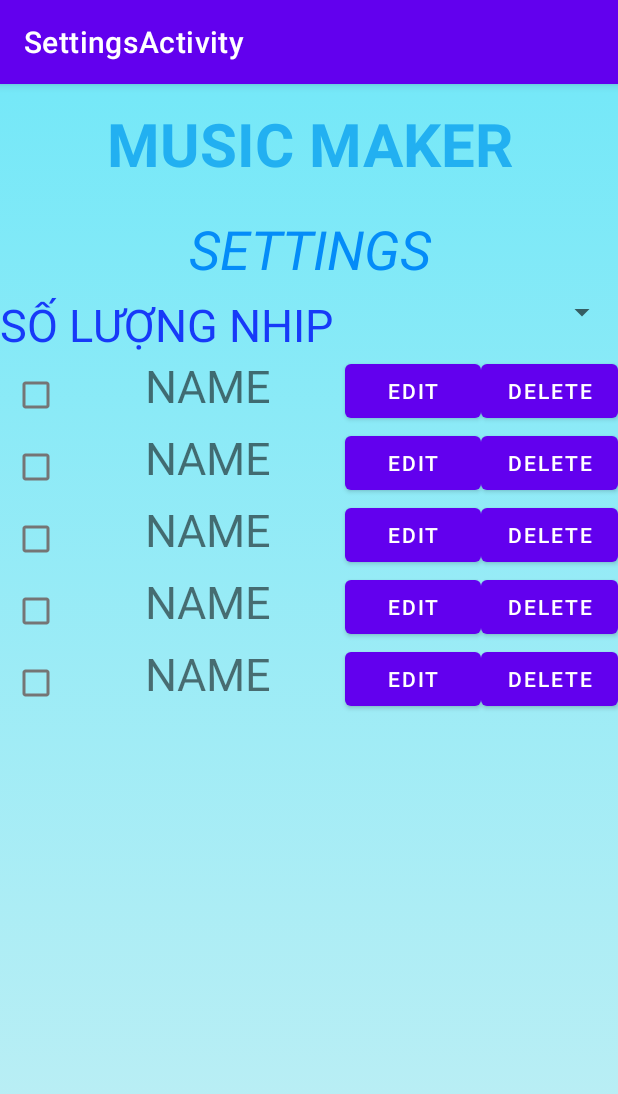
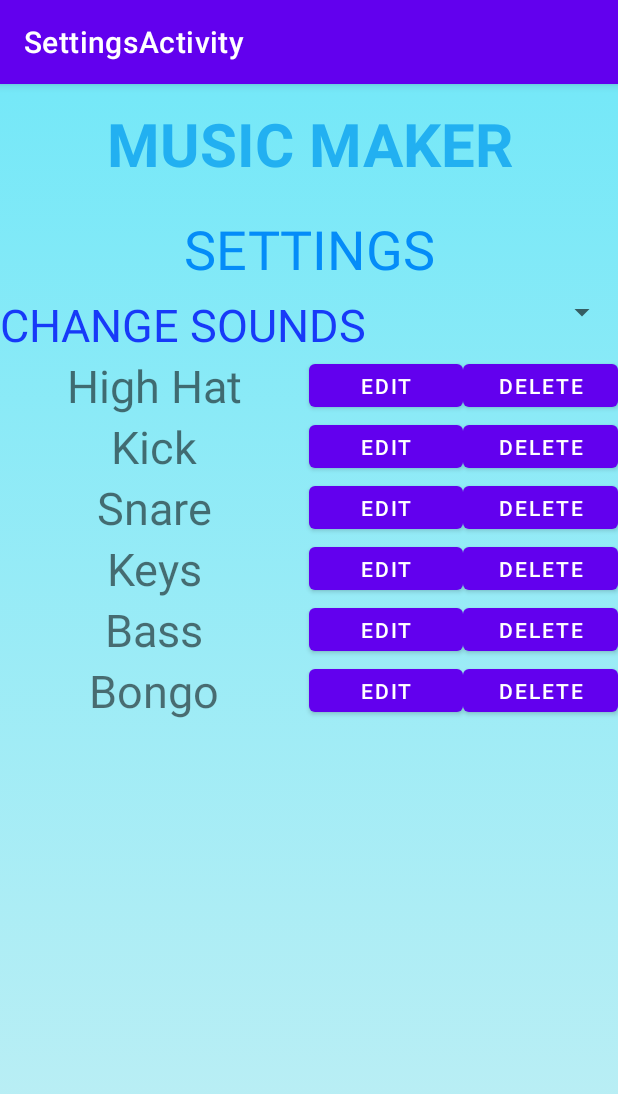
Before and after one commit to MinhNguyenLe/DrumMobieApp, an Android app: the SettingsActivity screen opened directly, with no data from a screen before it, on a phone screen of 412 x 824 dp. Shown: the top 1094 px of the screen. Run offline under Robolectric (Android 15) with nearby library versions, the phone set to English and light mode, and no system bars; our stand-ins replace androidx.preference.

Commit message:
Change: Settings

```diff
--- a/app/src/main/res/layout/settings_activity.xml
+++ b/app/src/main/res/layout/settings_activity.xml
@@ -19,7 +19,6 @@
         android:textSize="40dp" />
 
     <TextView
-        android:textStyle="italic"
         android:id="@+id/tv_setting"
         app:layout_constraintTop_toBottomOf="@id/tv_head_setting"
         app:layout_constraintLeft_toLeftOf="parent"
@@ -46,7 +45,7 @@
         android:layout_height="wrap_content"
         android:layout_width="0dp"
         android:textSize="30dp"
-        android:text="SỐ LƯỢNG NHIP"
+        android:text="CHANGE SOUNDS"
         android:layout_weight="2"/>
 
         <Spinner
@@ -66,17 +65,12 @@
     android:layout_width="match_parent"
     android:weightSum="4">
 
-    <CheckBox
-        android:layout_height="wrap_content"
-        android:layout_width="wrap_content"
-        android:layout_weight="0" />
-
-    <TextView
+        <TextView
         android:layout_height="wrap_content"
         android:layout_width="0dp"
         android:textSize="30dp"
         android:gravity="center"
-        android:text="NAME"
+        android:text="High Hat"
         android:layout_weight="2"/>
 
     <Button
@@ -100,17 +94,12 @@
         android:layout_width="match_parent"
         android:weightSum="4">
 
-        <CheckBox
-            android:layout_height="wrap_content"
-            android:layout_width="wrap_content"
-            android:layout_weight="0"/>
-
         <TextView
             android:layout_height="wrap_content"
             android:layout_width="0dp"
             android:textSize="30dp"
             android:gravity="center"
-            android:text="NAME"
+            android:text="Kick"
             android:layout_weight="2"/>
 
         <Button
@@ -134,17 +123,12 @@
         android:layout_width="match_parent"
         android:weightSum="4">
 
-        <CheckBox
-            android:layout_height="wrap_content"
-            android:layout_width="wrap_content"
-            android:layout_weight="0"/>
-
         <TextView
             android:layout_height="wrap_content"
             android:layout_width="0dp"
             android:textSize="30dp"
             android:gravity="center"
-            android:text="NAME"
+            android:text="Snare"
             android:layout_weight="2"/>
 
         <Button
@@ -168,17 +152,12 @@
         android:layout_width="match_parent"
         android:weightSum="4">
 
-        <CheckBox
-            android:layout_height="wrap_content"
-            android:layout_width="wrap_content"
-            android:layout_weight="0"/>
-
         <TextView
             android:layout_height="wrap_content"
             android:layout_width="0dp"
             android:textSize="30dp"
             android:gravity="center"
-            android:text="NAME"
+            android:text="Keys"
             android:layout_weight="2"/>
 
         <Button
@@ -202,17 +181,41 @@
         android:layout_width="match_parent"
         android:weightSum="4">
 
-        <CheckBox
+        <TextView
             android:layout_height="wrap_content"
-            android:layout_width="wrap_content"
-            android:layout_weight="0"/>
+            android:layout_width="0dp"
+            android:textSize="30dp"
+            android:gravity="center"
+            android:text="Bass"
+            android:layout_weight="2"/>
+
+        <Button
+            android:layout_height="match_parent"
+            android:layout_width="0dp"
+            android:text="EDIT"
+            android:layout_weight="1"/>
+        <Button
+            android:layout_height="match_parent"
+            android:layout_width="0dp"
+            android:text="DELETE"
+            android:layout_weight="1"/>
+
+    </LinearLayout>
+    <LinearLayout
+        android:id="@+id/beat_6"
+        app:layout_constraintTop_toBottomOf="@id/beat_5"
+        app:layout_constraintLeft_toLeftOf="parent"
+        android:orientation="horizontal"
+        android:layout_height="wrap_content"
+        android:layout_width="match_parent"
+        android:weightSum="4">
 
         <TextView
             android:layout_height="wrap_content"
             android:layout_width="0dp"
             android:textSize="30dp"
             android:gravity="center"
-            android:text="NAME"
+            android:text="Bongo"
             android:layout_weight="2"/>
 
         <Button
```
